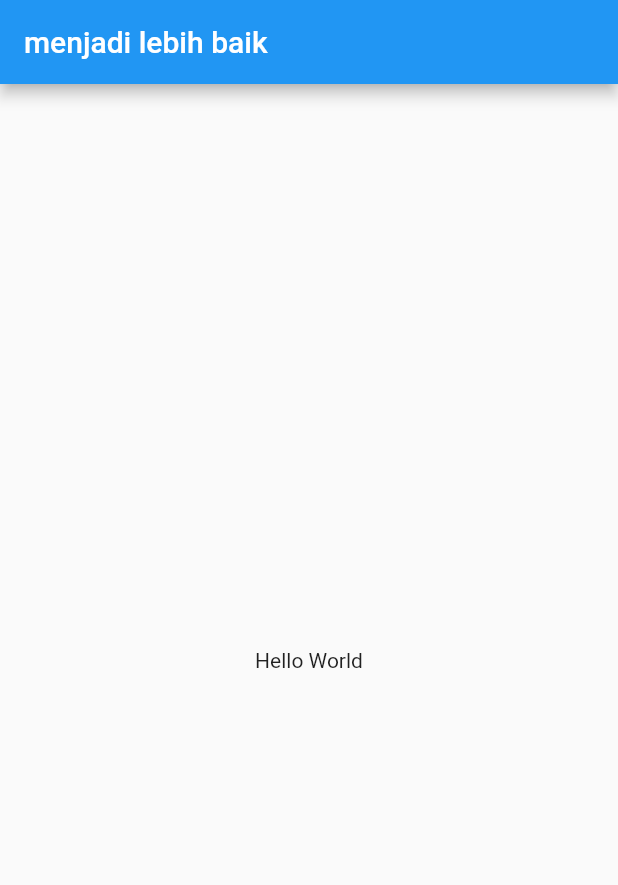
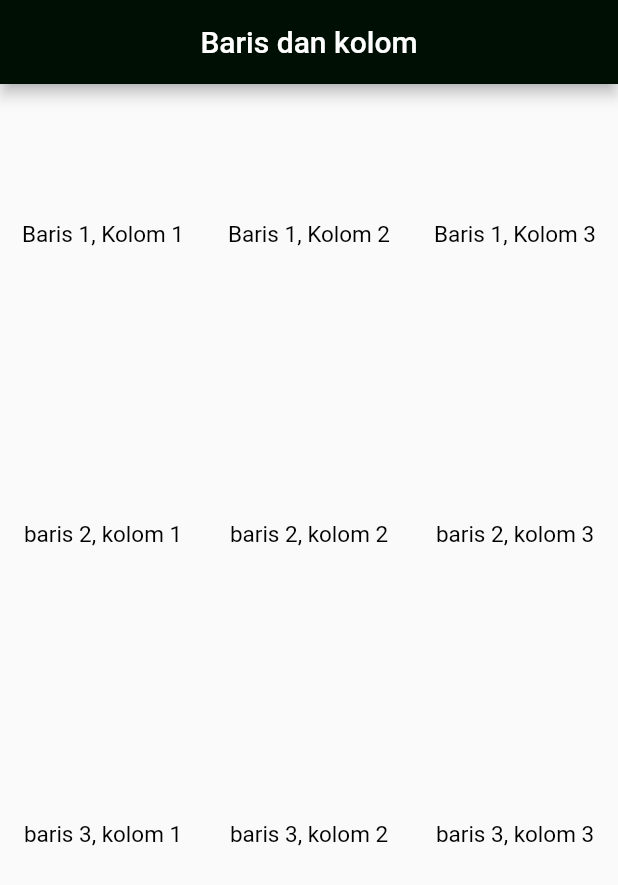
Before and after one commit to AhmadKusumahDEV/Dart_Basic, a Flutter app: the screen it shows after launch, on a phone screen of 412 x 824 dp. Shown: the top 885 px of the screen. Run offline on Flutter 3.47's test engine with Material 2 defaults, Android fonts, the phone set to English and light mode, and no system bars.

Commit message:
T 3 selesai

```diff
--- a/lib/hello_world.dart
+++ /dev/null
@@ -1,17 +0,0 @@
-import 'package:flutter/material.dart';
-
-class Helloworld extends StatelessWidget {
-  const Helloworld({Key? key}) : super(key: key);
-
-  @override
-  Widget build(BuildContext context) {
-    return Scaffold(
-      appBar: AppBar(
-        title: const Text("menjadi lebih baik"),
-      ),
-      body: const Center(
-        child: Text("Hello World"),
-      ),
-    );
-  }
-}
--- a/lib/main.dart
+++ b/lib/main.dart
@@ -1,5 +1,5 @@
 import 'package:flutter/material.dart';
-import 'hello_world.dart';
+import 'tugas1.dart';
 
 void main() {
   runApp(const MyApp());
@@ -13,7 +13,6 @@ class MyApp extends StatelessWidget {
   Widget build(BuildContext context) {
     return const MaterialApp(
       debugShowCheckedModeBanner: false,
-      title: "klink",
       home: Helloworld(),
     );
   }
--- /dev/null
+++ b/lib/tugas1.dart
@@ -0,0 +1,100 @@
+import 'package:flutter/material.dart';
+
+class Helloworld extends StatelessWidget {
+  const Helloworld({Key? key}) : super(key: key);
+
+  @override
+  Widget build(BuildContext context) {
+    return Scaffold(
+        appBar: AppBar(
+          backgroundColor: Color.fromARGB(255, 0, 15, 4),
+          title: const Center(child: Text("Baris dan kolom")),
+        ),
+        body: Column(children: [
+          Row(
+            children: [
+              Expanded(
+                  child: Container(
+                      height: 200,
+                      child: const Center(
+                          child: Text(
+                        "Baris 1, Kolom 1",
+                        style: TextStyle(fontSize: 15, color: Colors.black),
+                      )))),
+              Expanded(
+                  child: Container(
+                      height: 200,
+                      child: const Center(
+                          child: Text(
+                        "Baris 1, Kolom 2",
+                        style: TextStyle(fontSize: 15, color: Colors.black),
+                      )))),
+              Expanded(
+                  child: Container(
+                      height: 200,
+                      child: const Center(
+                          child: Text(
+                        "Baris 1, Kolom 3",
+                        style: TextStyle(fontSize: 15, color: Colors.black),
+                      ))))
+            ],
+          ),
+          Row(
+            children: [
+              Expanded(
+                  child: Container(
+                      height: 200,
+                      child: const Center(
+                          child: Text(
+                        "baris 2, kolom 1",
+                        style: TextStyle(fontSize: 15, color: Colors.black),
+                      )))),
+              Expanded(
+                  child: Container(
+                      height: 200,
+                      child: const Center(
+                          child: Text(
+                        "baris 2, kolom 2",
+                        style: TextStyle(fontSize: 15, color: Colors.black),
+                      )))),
+              Expanded(
+                  child: Container(
+                      height: 200,
+                      child: const Center(
+                          child: Text(
+                        "baris 2, kolom 3",
+                        style: TextStyle(fontSize: 15, color: Colors.black),
+                      ))))
+            ],
+          ),
+          Row(
+            children: [
+              Expanded(
+                  child: Container(
+                      height: 200,
+                      child: const Center(
+                          child: Text(
+                        "baris 3, kolom 1",
+                        style: TextStyle(fontSize: 15, color: Colors.black),
+                      )))),
+              Expanded(
+                  child: Container(
+                      height: 200,
+                      child: const Center(
+                          child: Text(
+                        "baris 3, kolom 2",
+                        style: TextStyle(fontSize: 15, color: Colors.black),
+                      )))),
+              Expanded(
+                  child: Container(
+                      height: 200,
+                      child: const Center(
+                          child: Text(
+                        "baris 3, kolom 3",
+                        style: TextStyle(fontSize: 15, color: Colors.black),
+                      ))))
+            ],
+          ),
+        ]));
+  }
+}
```
